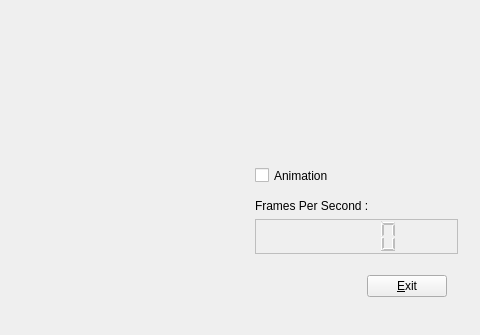
Old version of the form trunk/PintatEficient/app/Principal.ui in the repository mvm9289/va-qt2011; both pictures show x 320 to 800 and y 265 to 600 of the 800 by 600 pixel window.
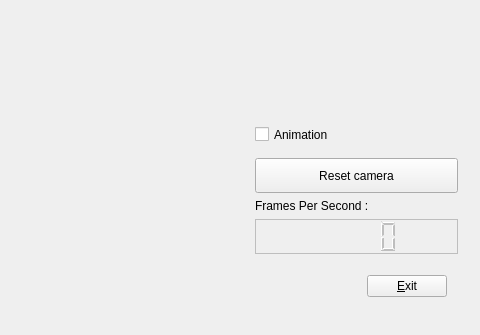
New version of the form. Custom widgets are drawn as their Qt base class.

Commit message: Reset camera button added

Patch:
```diff
--- a/trunk/PintatEficient/app/Principal.ui
+++ b/trunk/PintatEficient/app/Principal.ui
@@ -217,6 +217,19 @@
        </property>
       </widget>
      </item>
+     <item>
+      <widget class="QPushButton" name="pushButton">
+       <property name="minimumSize">
+        <size>
+         <width>0</width>
+         <height>35</height>
+        </size>
+       </property>
+       <property name="text">
+        <string>Reset camera</string>
+       </property>
+      </widget>
+     </item>
      <item>
       <widget class="QLabel" name="label">
        <property name="text">
```
Left out of the diff: 20 changed lines with no effect on the pictures. The commit also changes 2 other files.
